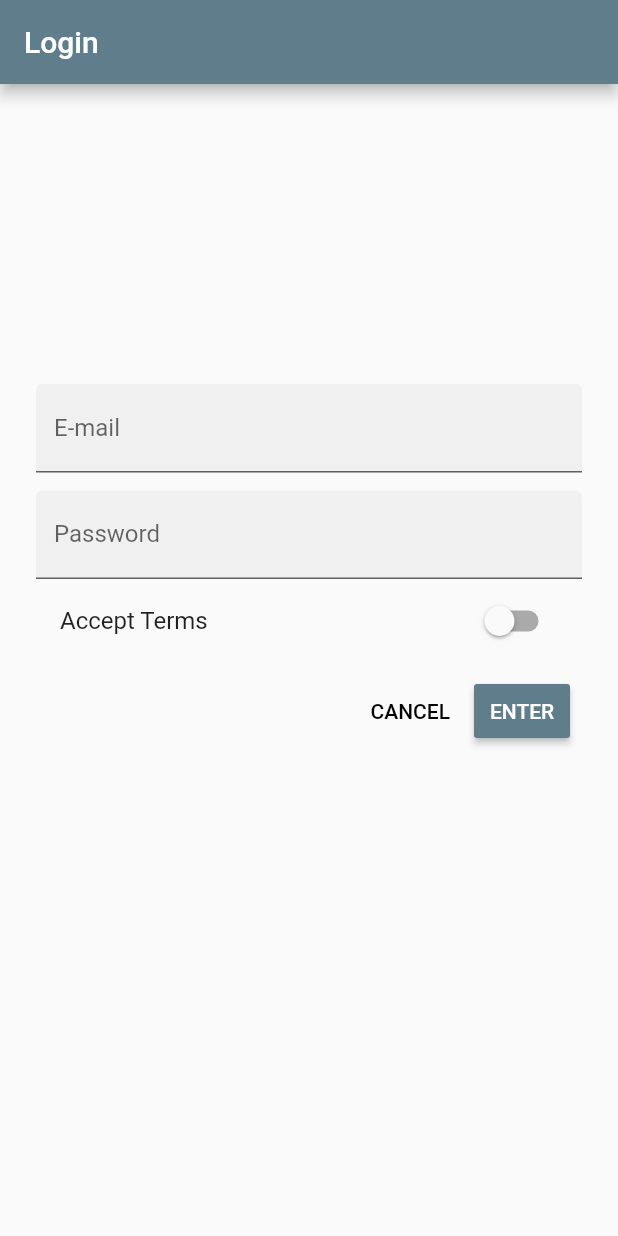
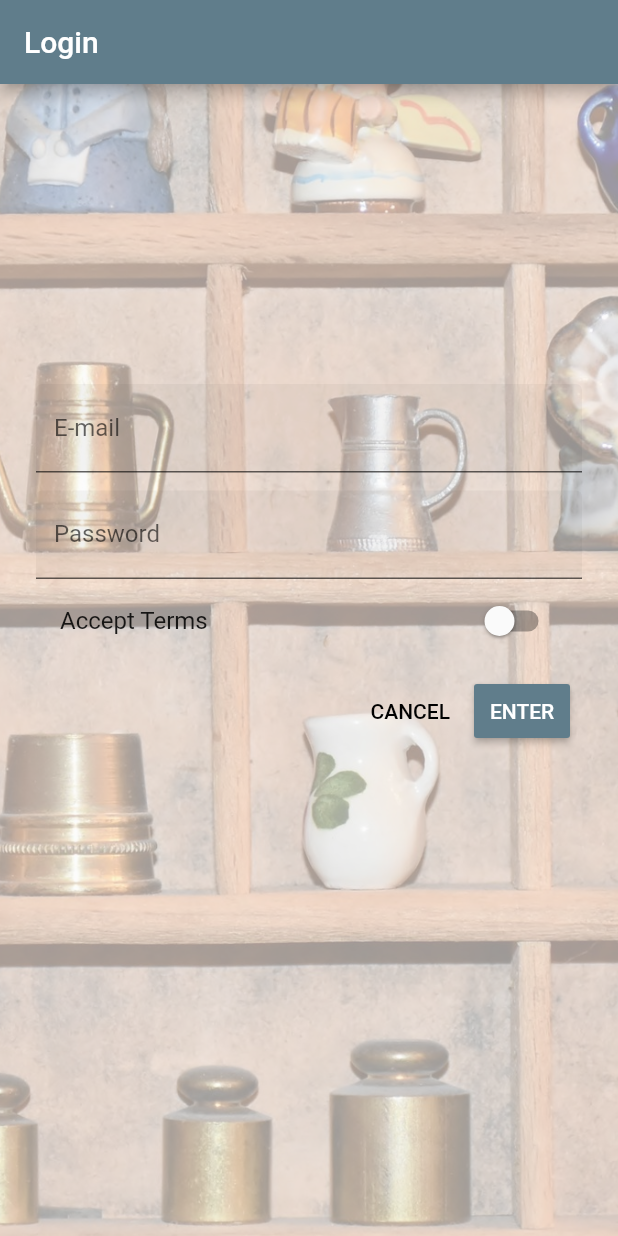
Before and after one commit to ElenaHrndz/food_app-flutter, a Flutter app: the screen it shows after launch, on a phone screen of 412 x 824 dp. Run offline on Flutter 3.47's test engine with Material 2 defaults, Android fonts, the phone set to English and light mode, and no system bars.

Commit message:
style on auth & products
add background on auth
add price and location on products

```diff
--- a/lib/pages/auth.dart
+++ b/lib/pages/auth.dart
@@ -7,7 +7,7 @@ class AuthPage extends StatefulWidget {
   }
 }
 
-class _AuthPageState extends State<AuthPage>{
+class _AuthPageState extends State<AuthPage> {
   String _emailValue;
   String _passwordValue;
   bool _acceptTerms = false;
@@ -18,7 +18,14 @@ class _AuthPageState extends State<AuthPage>{
       appBar: AppBar(
         title: Text('Login'),
       ),
-        body: SafeArea(
+      body: Container(
+        decoration: BoxDecoration(
+          image: DecorationImage(
+            fit: BoxFit.cover,
+            colorFilter: ColorFilter.mode(Colors.black.withOpacity(0.4), BlendMode.dstATop),
+            image: AssetImage('assets/background.jpg'),
+          ),
+        ),
         child: ListView(
           padding: EdgeInsets.symmetric(horizontal: 24.0),
           children: <Widget>[
@@ -56,13 +63,13 @@ class _AuthPageState extends State<AuthPage>{
                   _acceptTerms = value;
                 });
               },
-              title: Text('Accept Terms'),),
+              title: Text('Accept Terms'),
+            ),
             ButtonBar(
               children: <Widget>[
                 FlatButton(
                   child: Text('CANCEL'),
-                  onPressed: () {
-                  },
+                  onPressed: () {},
                 ),
                 RaisedButton(
                   color: Theme.of(context).primaryColor,
--- a/pubspec.yaml
+++ b/pubspec.yaml
@@ -43,6 +43,7 @@ flutter:
   # To add assets to your application, add an assets section, like this:
   assets:
     - assets/food.jpg
+    - assets/background.jpg
   #  - images/a_dot_ham.jpeg
 
   # An image asset can refer to one or more resolution-specific "variants", see
```
Also changed, not shown: lib/products.dart (+18 -1 lines), assets/background.jpg (added), pubspec.lock. Lines whose indentation alone changed are shown as unchanged.
